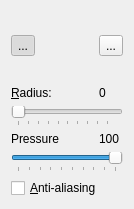
The window that src/toolSettings/PaintBrushSettingsWidget.ui (PhotoFlare/photoflare) describes before a commit, drawn with Qt 5.
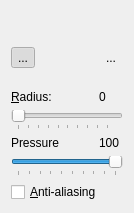
The same window after the commit. Icons and pictures are not drawn.

```diff
--- a/src/toolSettings/PaintBrushSettingsWidget.ui
+++ b/src/toolSettings/PaintBrushSettingsWidget.ui
@@ -7,37 +7,97 @@
     <x>0</x>
     <y>0</y>
     <width>134</width>
-    <height>209</height>
+    <height>213</height>
    </rect>
   </property>
   <property name="windowTitle">
    <string>Form</string>
   </property>
   <layout class="QGridLayout" name="gridLayout">
-   <item row="0" column="0">
-    <widget class="QToolButton" name="buttonRoundCap">
+   <item row="5" column="2">
+    <widget class="QLabel" name="labelPressureValue">
      <property name="text">
-      <string>...</string>
+      <string>100</string>
      </property>
-     <property name="icon">
-      <iconset resource="../../Icons.qrc">
-       <normaloff>:/brushes/assets/brushes/circle.png</normaloff>:/brushes/assets/brushes/circle.png</iconset>
+    </widget>
+   </item>
+   <item row="7" column="0" colspan="3">
+    <widget class="QCheckBox" name="cbAntialias">
+     <property name="text">
+      <string>&amp;Anti-aliasing</string>
      </property>
-     <property name="iconSize">
-      <size>
-       <width>32</width>
-       <height>32</height>
-      </size>
+    </widget>
+   </item>
+   <item row="5" column="0" colspan="2">
+    <widget class="QLabel" name="label">
+     <property name="text">
+      <string>Pressure</string>
      </property>
-     <property name="checkable">
-      <bool>true</bool>
+    </widget>
+   </item>
+   <item row="6" column="0" colspan="3">
+    <widget class="QSlider" name="pressureSlider">
+     <property name="minimum">
+      <number>10</number>
      </property>
-     <property name="checked">
-      <bool>true</bool>
+     <property name="maximum">
+      <number>100</number>
      </property>
+     <property name="singleStep">
+      <number>10</number>
+     </property>
+     <property name="value">
+      <number>100</number>
+     </property>
+     <property name="orientation">
+      <enum>Qt::Horizontal</enum>
+     </property>
+     <property name="tickPosition">
+      <enum>QSlider::TicksBelow</enum>
+     </property>
+     <property name="tickInterval">
+      <number>10</number>
+     </property>
     </widget>
    </item>
-   <item row="0" column="1">
+   <item row="0" column="0" colspan="3">
+    <layout class="QVBoxLayout" name="verticalLayout_2">
+     <property name="topMargin">
+      <number>20</number>
+     </property>
+    </layout>
+   </item>
+   <item row="3" column="2">
+    <widget class="QLabel" name="labelRadiusValue">
+     <property name="text">
+      <string>0</string>
+     </property>
+    </widget>
+   </item>
+   <item row="4" column="0" colspan="3">
+    <widget class="QSlider" name="sliderRadius">
+     <property name="minimum">
+      <number>1</number>
+     </property>
+     <property name="orientation">
+      <enum>Qt::Horizontal</enum>
+     </property>
+     <property name="tickPosition">
+      <enum>QSlider::TicksBelow</enum>
+     </property>
+    </widget>
+   </item>
+   <item row="3" column="0" colspan="2">
+    <widget class="QLabel" name="labelRadius">
+     <property name="text">
+      <string>&amp;Radius:</string>
+     </property>
+     <property name="buddy">
+      <cstring>sliderRadius</cstring>
+     </property>
+    </widget>
+   </item>
+   <item row="1" column="1">
     <spacer name="verticalSpacer">
      <property name="orientation">
       <enum>Qt::Vertical</enum>
@@ -50,7 +110,42 @@
      </property>
     </spacer>
    </item>
-   <item row="0" column="2">
+   <item row="1" column="0" rowspan="2">
+    <widget class="QToolButton" name="buttonRoundCap">
+     <property name="autoFillBackground">
+      <bool>false</bool>
+     </property>
+     <property name="text">
+      <string>...</string>
+     </property>
+     <property name="icon">
+      <iconset resource="../../Icons.qrc">
+       <normaloff>:/brushes/assets/brushes/circle.png</normaloff>:/brushes/assets/brushes/circle.png</iconset>
+     </property>
+     <property name="iconSize">
+      <size>
+       <width>32</width>
+       <height>32</height>
+      </size>
+     </property>
+     <property name="checkable">
+      <bool>true</bool>
+     </property>
+     <property name="checked">
+      <bool>true</bool>
+     </property>
+     <property name="popupMode">
+      <enum>QToolButton::DelayedPopup</enum>
+     </property>
+     <property name="toolButtonStyle">
+      <enum>Qt::ToolButtonIconOnly</enum>
+     </property>
+     <property name="autoRaise">
+      <bool>true</bool>
+     </property>
+    </widget>
+   </item>
+   <item row="1" column="2" rowspan="2">
     <widget class="QToolButton" name="buttonSquareCap">
      <property name="text">
       <string>...</string>
@@ -71,81 +166,11 @@
      <property name="checked">
       <bool>false</bool>
      </property>
-    </widget>
-   </item>
-   <item row="1" column="0" colspan="2">
-    <widget class="QLabel" name="labelRadius">
-     <property name="text">
-      <string>&amp;Radius:</string>
+     <property name="toolButtonStyle">
+      <enum>Qt::ToolButtonIconOnly</enum>
      </property>
-     <property name="buddy">
-      <cstring>sliderRadius</cstring>
-     </property>
-    </widget>
-   </item>
-   <item row="1" column="2">
-    <widget class="QLabel" name="labelRadiusValue">
-     <property name="text">
-      <string>0</string>
-     </property>
-    </widget>
-   </item>
-   <item row="2" column="0" colspan="3">
-    <widget class="QSlider" name="sliderRadius">
-     <property name="minimum">
-      <number>1</number>
-     </property>
-     <property name="orientation">
-      <enum>Qt::Horizontal</enum>
-     </property>
-     <property name="tickPosition">
-      <enum>QSlider::TicksBelow</enum>
-     </property>
-    </widget>
-   </item>
-   <item row="3" column="0" colspan="2">
-    <widget class="QLabel" name="label">
-     <property name="text">
-      <string>Pressure</string>
-     </property>
-    </widget>
-   </item>
-   <item row="3" column="2">
-    <widget class="QLabel" name="labelPressureValue">
-     <property name="text">
-      <string>100</string>
-     </property>
-    </widget>
-   </item>
-   <item row="4" column="0" colspan="3">
-    <widget class="QSlider" name="pressureSlider">
-     <property name="minimum">
-      <number>10</number>
-     </property>
-     <property name="maximum">
-      <number>100</number>
-     </property>
-     <property name="singleStep">
-      <number>10</number>
-     </property>
-     <property name="value">
-      <number>100</number>
-     </property>
-     <property name="orientation">
-      <enum>Qt::Horizontal</enum>
-     </property>
-     <property name="tickPosition">
-      <enum>QSlider::TicksBelow</enum>
-     </property>
-     <property name="tickInterval">
-      <number>10</number>
-     </property>
-    </widget>
-   </item>
-   <item row="5" column="0" colspan="3">
-    <widget class="QCheckBox" name="cbAntialias">
-     <property name="text">
-      <string>&amp;Anti-aliasing</string>
+     <property name="autoRaise">
+      <bool>true</bool>
      </property>
     </widget>
    </item>
```
